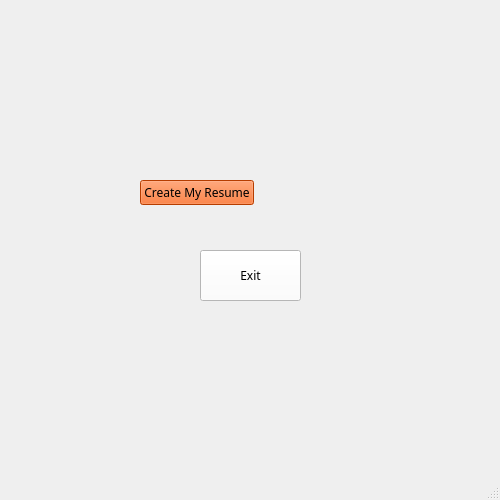
The window that form3.ui (nigkty123/ap-1399-finalproject) describes before a commit, drawn with Qt 5.
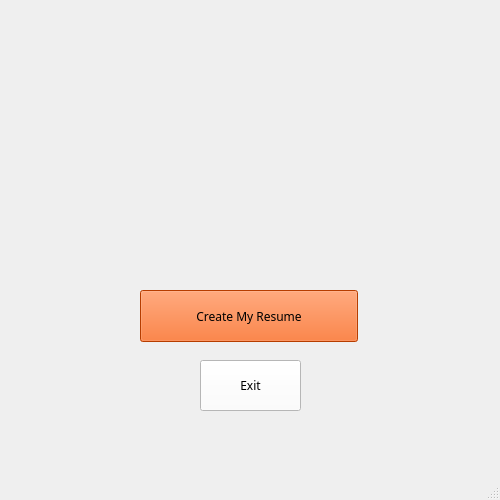
The same window after the commit. Icons and pictures are not drawn.

```diff
--- a/form3.ui
+++ b/form3.ui
@@ -44,7 +44,7 @@
     <property name="geometry">
      <rect>
       <x>200</x>
-      <y>250</y>
+      <y>360</y>
       <width>101</width>
       <height>51</height>
      </rect>
@@ -60,10 +60,10 @@
    <widget class="QWidget" name="layoutWidget">
     <property name="geometry">
      <rect>
-      <x>140</x>
-      <y>180</y>
-      <width>274</width>
-      <height>61</height>
+      <x>120</x>
+      <y>40</y>
+      <width>311</width>
+      <height>281</height>
      </rect>
     </property>
     <layout class="QVBoxLayout" name="verticalLayout">
@@ -77,49 +77,52 @@
       <number>0</number>
      </property>
      <item>
-      <widget class="QPushButton" name="CreateButton">
+      <widget class="QLabel" name="label_2">
        <property name="sizePolicy">
         <sizepolicy hsizetype="Fixed" vsizetype="Fixed">
-         <horstretch>30</horstretch>
-         <verstretch>10</verstretch>
+         <horstretch>0</horstretch>
+         <verstretch>0</verstretch>
         </sizepolicy>
        </property>
-       <property name="font">
-        <font>
-         <family>IRANSansWeb</family>
-         <pointsize>9</pointsize>
-        </font>
-       </property>
-       <property name="styleSheet">
-        <string notr="true">background-color: rgb(255, 85, 0);font: 9pt &quot;IRANSansWeb&quot;;</string>
-       </property>
        <property name="text">
-        <string>Create My Resume</string>
+        <string/>
+       </property>
+       <property name="pixmap">
+        <pixmap>images.png</pixmap>
+       </property>
+       <property name="alignment">
+        <set>Qt::AlignCenter</set>
        </property>
       </widget>
      </item>
     </layout>
    </widget>
-   <widget class="QLabel" name="label_2">
+   <widget class="QPushButton" name="CreateButton">
     <property name="geometry">
      <rect>
-      <x>244</x>
-      <y>100</y>
-      <width>9</width>
-      <height>25</height>
+      <x>140</x>
+      <y>290</y>
+      <width>218</width>
+      <height>52</height>
      </rect>
     </property>
     <property name="sizePolicy">
-     <sizepolicy hsizetype="MinimumExpanding" vsizetype="Preferred">
-      <horstretch>0</horstretch>
-      <verstretch>0</verstretch>
+     <sizepolicy hsizetype="Fixed" vsizetype="Fixed">
+      <horstretch>30</horstretch>
+      <verstretch>10</verstretch>
      </sizepolicy>
     </property>
+    <property name="font">
+     <font>
+      <family>IRANSansWeb</family>
+      <pointsize>9</pointsize>
+     </font>
+    </property>
+    <property name="styleSheet">
+     <string notr="true">background-color: rgb(255, 85, 0);font: 9pt &quot;IRANSansWeb&quot;;</string>
+    </property>
     <property name="text">
-     <string/>
-    </property>
-    <property name="pixmap">
-     <pixmap>../../../Desktop/images.png</pixmap>
+     <string>Create My Resume</string>
     </property>
    </widget>
   </widget>
```
